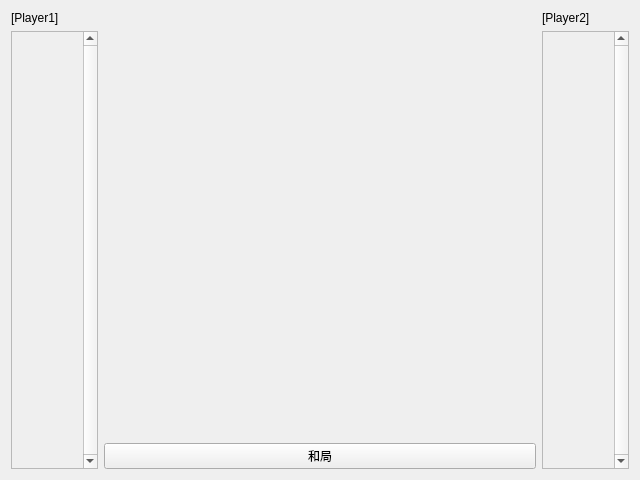
Before: the Qt Designer form Scenes/playing.ui in UMARU-xiaomai/Hive_FinalWork, drawn with Qt 5.
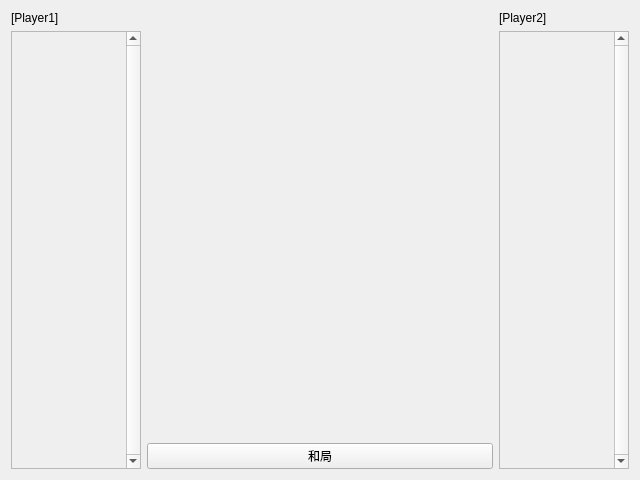
After: the same form once the commit is applied.

The edit to the form file:
```diff
--- a/Scenes/playing.ui
+++ b/Scenes/playing.ui
@@ -36,11 +36,23 @@
    <item row="1" column="2" rowspan="2">
     <widget class="QScrollArea" name="p2sPieces">
      <property name="sizePolicy">
-      <sizepolicy hsizetype="Expanding" vsizetype="MinimumExpanding">
+      <sizepolicy hsizetype="Fixed" vsizetype="Expanding">
        <horstretch>0</horstretch>
        <verstretch>0</verstretch>
       </sizepolicy>
      </property>
+     <property name="minimumSize">
+      <size>
+       <width>130</width>
+       <height>0</height>
+      </size>
+     </property>
+     <property name="maximumSize">
+      <size>
+       <width>130</width>
+       <height>16777215</height>
+      </size>
+     </property>
      <property name="verticalScrollBarPolicy">
       <enum>Qt::ScrollBarPolicy::ScrollBarAlwaysOn</enum>
      </property>
@@ -58,7 +70,7 @@
        <rect>
         <x>0</x>
         <y>0</y>
-        <width>71</width>
+        <width>114</width>
         <height>439</height>
        </rect>
       </property>
@@ -75,11 +87,23 @@
    <item row="1" column="0" rowspan="2">
     <widget class="QScrollArea" name="p1sPieces">
      <property name="sizePolicy">
-      <sizepolicy hsizetype="Expanding" vsizetype="Expanding">
+      <sizepolicy hsizetype="Fixed" vsizetype="Expanding">
        <horstretch>0</horstretch>
        <verstretch>0</verstretch>
       </sizepolicy>
      </property>
+     <property name="minimumSize">
+      <size>
+       <width>130</width>
+       <height>0</height>
+      </size>
+     </property>
+     <property name="maximumSize">
+      <size>
+       <width>130</width>
+       <height>16777215</height>
+      </size>
+     </property>
      <property name="verticalScrollBarPolicy">
       <enum>Qt::ScrollBarPolicy::ScrollBarAlwaysOn</enum>
      </property>
@@ -97,7 +121,7 @@
        <rect>
         <x>0</x>
         <y>0</y>
-        <width>71</width>
+        <width>114</width>
         <height>439</height>
        </rect>
       </property>
```
